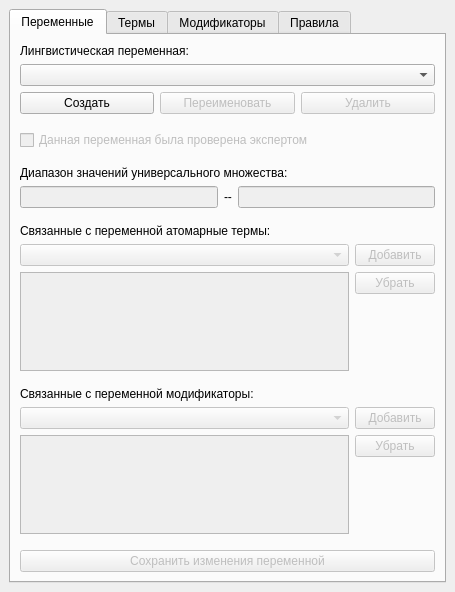
Before: the Qt Designer form fuzzy.ui in chrinide/pyfrbs, drawn with Qt 5.
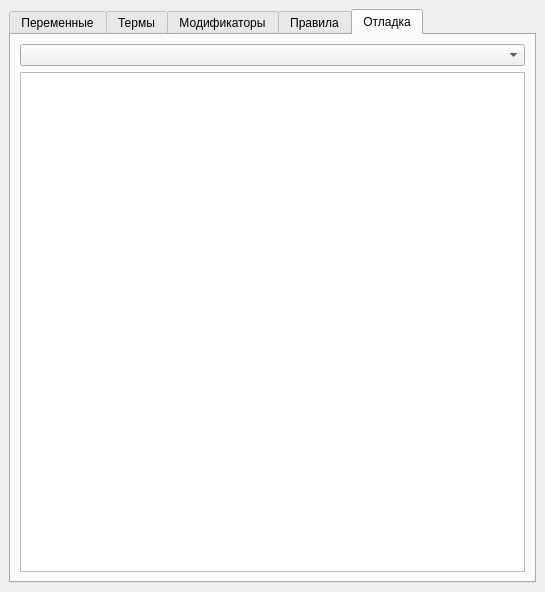
After: the same form once the commit is applied. The open tabs and pages were chosen to show the change.

Commit message: Implement raw knowledge base viewer mode #12

What changed in the file:
```diff
--- a/fuzzy.ui
+++ b/fuzzy.ui
@@ -6,7 +6,7 @@
    <rect>
     <x>0</x>
     <y>0</y>
-    <width>455</width>
+    <width>545</width>
     <height>592</height>
    </rect>
   </property>
@@ -998,6 +998,47 @@
         </item>
        </layout>
       </widget>
+      <widget class="QWidget" name="uiDebugTab">
+       <attribute name="title">
+        <string>Отладка</string>
+       </attribute>
+       <layout class="QGridLayout" name="gridLayout_6">
+        <item row="1" column="0" colspan="2">
+         <widget class="QTableWidget" name="uiDataTable">
+          <property name="sizeAdjustPolicy">
+           <enum>QAbstractScrollArea::AdjustToContentsOnFirstShow</enum>
+          </property>
+          <property name="editTriggers">
+           <set>QAbstractItemView::NoEditTriggers</set>
+          </property>
+          <property name="alternatingRowColors">
+           <bool>true</bool>
+          </property>
+          <property name="showGrid">
+           <bool>false</bool>
+          </property>
+          <property name="wordWrap">
+           <bool>true</bool>
+          </property>
+          <attribute name="horizontalHeaderCascadingSectionResizes">
+           <bool>false</bool>
+          </attribute>
+          <attribute name="horizontalHeaderShowSortIndicator" stdset="0">
+           <bool>true</bool>
+          </attribute>
+          <attribute name="horizontalHeaderStretchLastSection">
+           <bool>true</bool>
+          </attribute>
+          <attribute name="verticalHeaderVisible">
+           <bool>false</bool>
+          </attribute>
+         </widget>
+        </item>
+        <item row="0" column="0" colspan="2">
+         <widget class="QComboBox" name="uiModeCombo"/>
+        </item>
+       </layout>
+      </widget>
      </widget>
     </item>
    </layout>
```
The commit also changes 1 other file.
